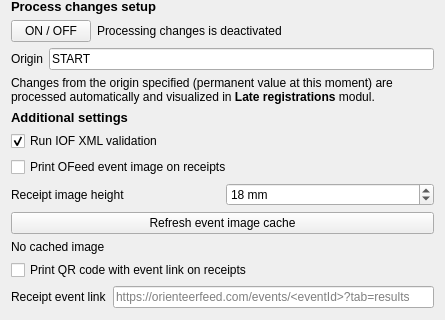
This is quickevent/app/quickevent/plugins/Event/src/services/ofeed/ofeedclientwidget.ui in arnost00/quickbox as Qt 5 draws it before an edit; both pictures show x 0 to 445 and y 304 to 624 of the 445 by 624 pixel window. The edited form follows.
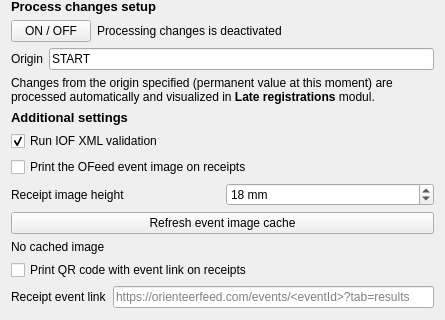
This is the edited form.

Commit message: rename config keys for qr code and image/logo

Patch:
```diff
--- a/quickevent/app/quickevent/plugins/Event/src/services/ofeed/ofeedclientwidget.ui
+++ b/quickevent/app/quickevent/plugins/Event/src/services/ofeed/ofeedclientwidget.ui
@@ -385,7 +385,7 @@
       <item>
        <widget class="QCheckBox" name="additionalSettingsPrintEventImageOnReceipt">
          <property name="text">
-          <string>Print OFeed event image on receipts</string>
+          <string>Print the OFeed event image on receipts</string>
          </property>
         </widget>
        </item>
```
The commit also changes 3 other files.
